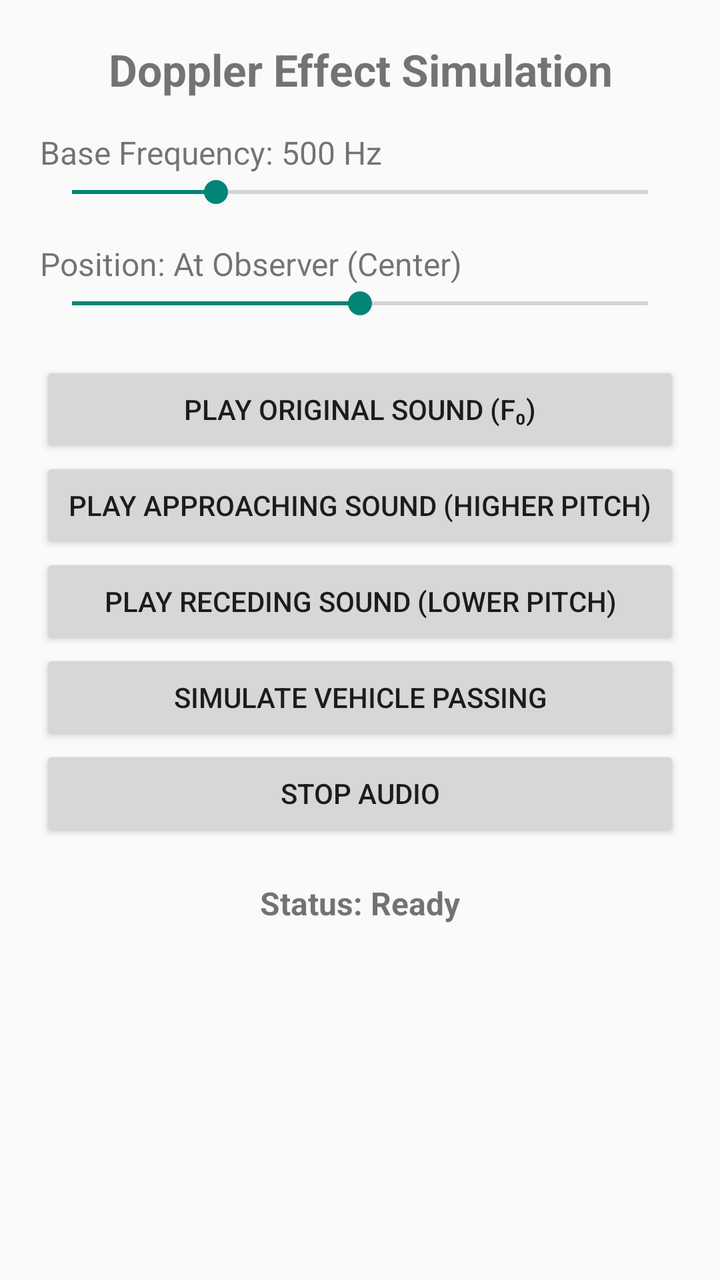
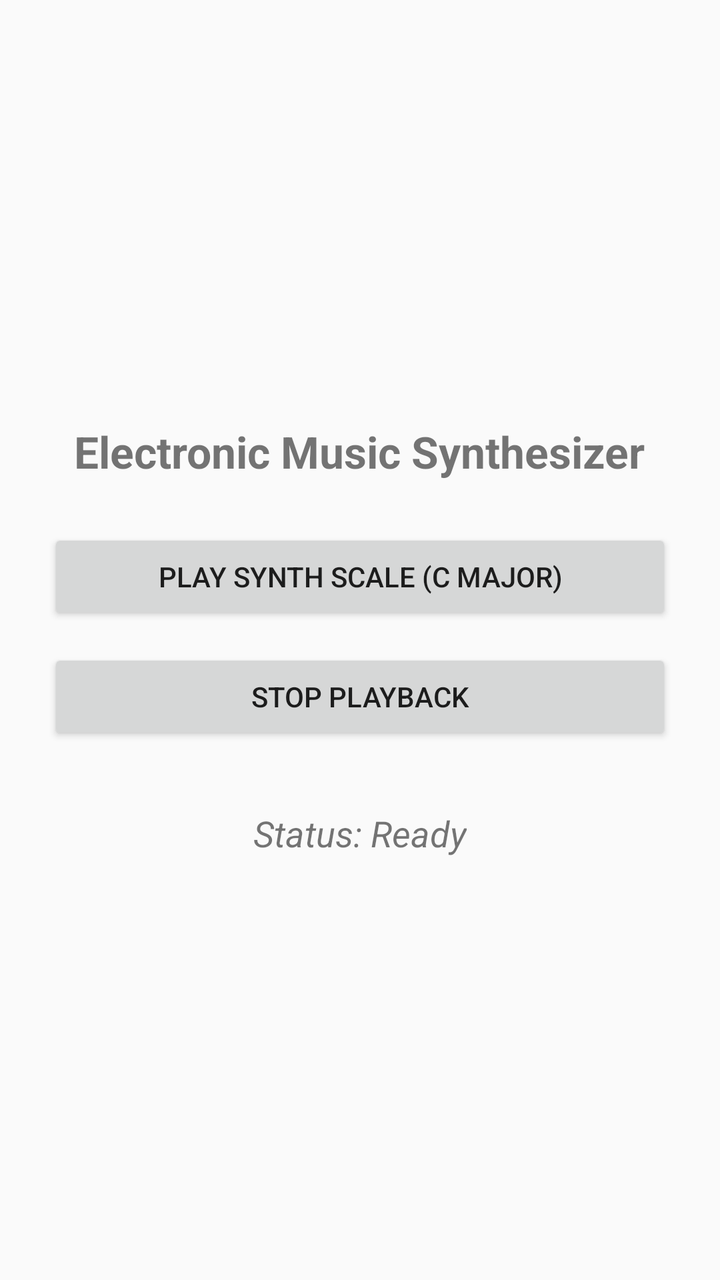

Screens rendered from an Android XML layout before and after an edit, with the pre-edit source and the edit as a unified diff.
<!-- AndroidManifest.xml: application theme Theme.SPLabAndroidStudio -->
<!-- res/layout/activity_main.xml -->
<?xml version="1.0" encoding="utf-8"?>
<ScrollView xmlns:android="http://schemas.android.com/apk/res/android"
    android:layout_width="match_parent"
    android:layout_height="match_parent"
    android:fillViewport="true"
    android:padding="20dp">

    <LinearLayout
        android:layout_width="match_parent"
        android:layout_height="wrap_content"
        android:orientation="vertical">

        <TextView
            android:layout_width="match_parent"
            android:layout_height="wrap_content"
            android:text="Doppler Effect Simulation"
            android:textSize="22sp"
            android:textStyle="bold"
            android:gravity="center"
            android:paddingBottom="16dp" />

        <TextView
            android:id="@+id/freqText"
            android:layout_width="match_parent"
            android:layout_height="wrap_content"
            android:text="Base Frequency: 500 Hz"
            android:textSize="16sp" />

        <SeekBar
            android:id="@+id/freqBar"
            android:layout_width="match_parent"
            android:layout_height="wrap_content"
            android:max="2000"
            android:progress="500"
            android:paddingBottom="16dp" />

        <TextView
            android:id="@+id/posText"
            android:layout_width="match_parent"
            android:layout_height="wrap_content"
            android:text="Position: At Observer (Center)"
            android:textSize="16sp" />

        <SeekBar
            android:id="@+id/posBar"
            android:layout_width="match_parent"
            android:layout_height="wrap_content"
            android:max="100"
            android:progress="50"
            android:paddingBottom="20dp" />

        <Button
            android:id="@+id/btnOriginal"
            android:layout_width="match_parent"
            android:layout_height="wrap_content"
            android:text="Play Original Sound (f₀)" />

        <Button
            android:id="@+id/btnApproaching"
            android:layout_width="match_parent"
            android:layout_height="wrap_content"
            android:text="Play Approaching Sound (Higher Pitch)" />

        <Button
            android:id="@+id/btnReceding"
            android:layout_width="match_parent"
            android:layout_height="wrap_content"
            android:text="Play Receding Sound (Lower Pitch)" />

        <Button
            android:id="@+id/btnSimulate"
            android:layout_width="match_parent"
            android:layout_height="wrap_content"
            android:text="Simulate Vehicle Passing" />

        <Button
            android:id="@+id/btnStop"
            android:layout_width="match_parent"
            android:layout_height="wrap_content"
            android:text="Stop Audio" />

        <TextView
            android:id="@+id/statusText"
            android:layout_width="match_parent"
            android:layout_height="wrap_content"
            android:text="Status: Ready"
            android:textSize="16sp"
            android:textStyle="bold"
            android:paddingTop="20dp"
            android:gravity="center" />

    </LinearLayout>
</ScrollView>
<!-- resources referenced by this layout -->
<resources>
  <style name="Theme.SPLabAndroidStudio" parent="Theme.AppCompat.DayNight.NoActionBar" />
</resources>

<!-- the commit's change to res/layout/activity_main.xml (unified diff, before → after) -->
@@ -1,93 +1,41 @@
 <?xml version="1.0" encoding="utf-8"?>
-<ScrollView xmlns:android="http://schemas.android.com/apk/res/android"
+<LinearLayout xmlns:android="http://schemas.android.com/apk/res/android"
     android:layout_width="match_parent"
     android:layout_height="match_parent"
-    android:fillViewport="true"
-    android:padding="20dp">
+    android:orientation="vertical"
+    android:gravity="center"
+    android:padding="24dp">
 
-    <LinearLayout
+    <TextView
+        android:layout_width="wrap_content"
+        android:layout_height="wrap_content"
+        android:text="Electronic Music Synthesizer"
+        android:textSize="22sp"
+        android:textStyle="bold"
+        android:paddingBottom="24dp" />
+
+    <Button
+        android:id="@+id/btnPlay"
         android:layout_width="match_parent"
         android:layout_height="wrap_content"
-        android:orientation="vertical">
+        android:text="Play Synth Scale (C Major)"
+        android:padding="12dp" />
 
-        <TextView
-            android:layout_width="match_parent"
-            android:layout_height="wrap_content"
-            android:text="Doppler Effect Simulation"
-            android:textSize="22sp"
-            android:textStyle="bold"
-            android:gravity="center"
-            android:paddingBottom="16dp" />
+    <Button
+        android:id="@+id/btnStop"
+        android:layout_width="match_parent"
+        android:layout_height="wrap_content"
+        android:text="Stop Playback"
+        android:padding="12dp"
+        android:layout_marginTop="12dp" />
 
-        <TextView
-            android:id="@+id/freqText"
-            android:layout_width="match_parent"
-            android:layout_height="wrap_content"
-            android:text="Base Frequency: 500 Hz"
-            android:textSize="16sp" />
+    <TextView
+        android:id="@+id/statusText"
+        android:layout_width="wrap_content"
+        android:layout_height="wrap_content"
+        android:text="Status: Ready"
+        android:textSize="18sp"
+        android:textStyle="italic"
+        android:paddingTop="32dp" />
 
-        <SeekBar
-            android:id="@+id/freqBar"
-            android:layout_width="match_parent"
-            android:layout_height="wrap_content"
-            android:max="2000"
-            android:progress="500"
-            android:paddingBottom="16dp" />
-
-        <TextView
-            android:id="@+id/posText"
-            android:layout_width="match_parent"
-            android:layout_height="wrap_content"
-            android:text="Position: At Observer (Center)"
-            android:textSize="16sp" />
-
-        <SeekBar
-            android:id="@+id/posBar"
-            android:layout_width="match_parent"
-            android:layout_height="wrap_content"
-            android:max="100"
-            android:progress="50"
-            android:paddingBottom="20dp" />
-
-        <Button
-            android:id="@+id/btnOriginal"
-            android:layout_width="match_parent"
-            android:layout_height="wrap_content"
-            android:text="Play Original Sound (f₀)" />
-
-        <Button
-            android:id="@+id/btnApproaching"
-            android:layout_width="match_parent"
-            android:layout_height="wrap_content"
-            android:text="Play Approaching Sound (Higher Pitch)" />
-
-        <Button
-            android:id="@+id/btnReceding"
-            android:layout_width="match_parent"
-            android:layout_height="wrap_content"
-            android:text="Play Receding Sound (Lower Pitch)" />
-
-        <Button
-            android:id="@+id/btnSimulate"
-            android:layout_width="match_parent"
-            android:layout_height="wrap_content"
-            android:text="Simulate Vehicle Passing" />
-
-        <Button
-            android:id="@+id/btnStop"
-            android:layout_width="match_parent"
-            android:layout_height="wrap_content"
-            android:text="Stop Audio" />
-
-        <TextView
-            android:id="@+id/statusText"
-            android:layout_width="match_parent"
-            android:layout_height="wrap_content"
-            android:text="Status: Ready"
-            android:textSize="16sp"
-            android:textStyle="bold"
-            android:paddingTop="20dp"
-            android:gravity="center" />
-
-    </LinearLayout>
-</ScrollView>
+</LinearLayout>
